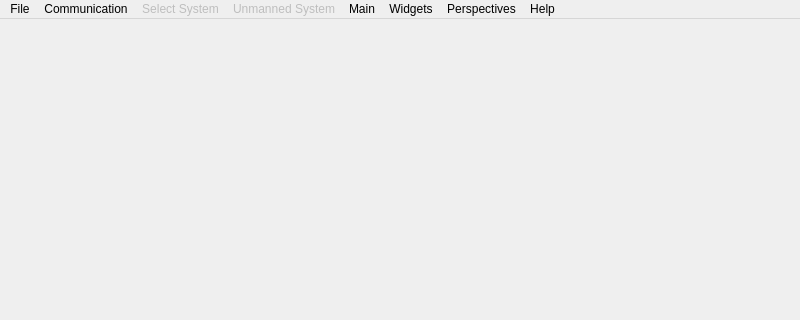
mavlink/qgroundcontrol, file src/ui/MainWindow.ui: the form before one commit; both pictures show x 0 to 800 and y 0 to 320 of the 800 by 500 pixel window.
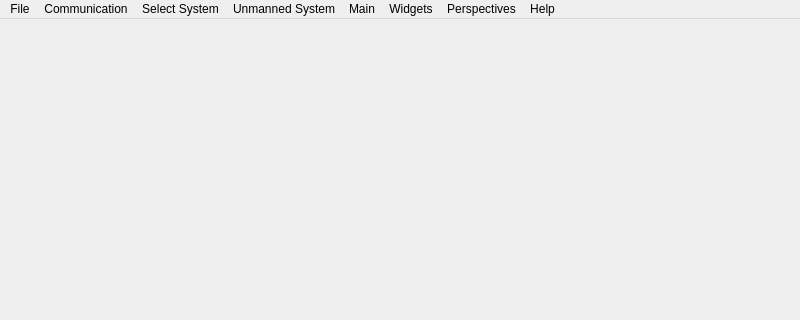
The form after the commit. Icons and pictures are not drawn.

Diff of the .ui file:
```diff
--- a/src/ui/MainWindow.ui
+++ b/src/ui/MainWindow.ui
@@ -77,7 +77,7 @@
    </widget>
    <widget class="QMenu" name="menuConnected_Systems">
     <property name="enabled">
-     <bool>false</bool>
+     <bool>true</bool>
     </property>
     <property name="title">
      <string>Select System</string>
@@ -85,7 +85,7 @@
    </widget>
    <widget class="QMenu" name="menuUnmanned_System">
     <property name="enabled">
-     <bool>false</bool>
+     <bool>true</bool>
     </property>
     <property name="title">
      <string>Unmanned System</string>
```
Left out of the diff: 16 changed lines with no effect on the pictures.
